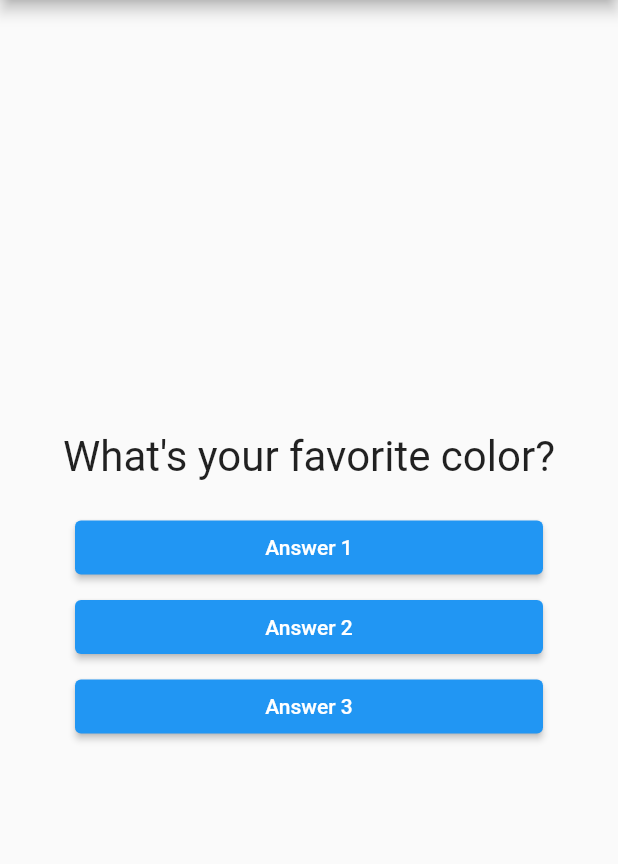
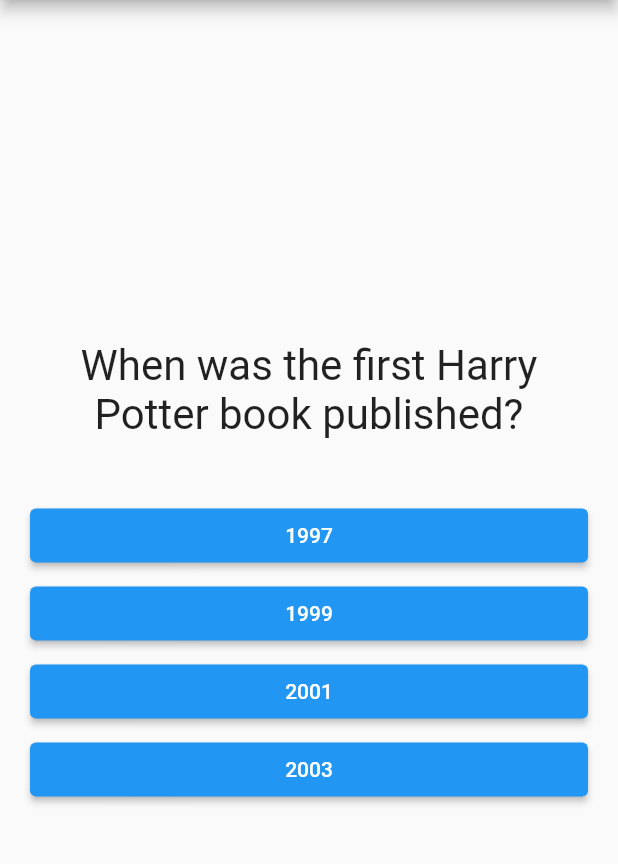
Before and after one commit to FLCampa/flutter-questions, a Flutter app: the screen it shows after launch, on a phone screen of 412 x 824 dp, the part 84-948 px from its top. Run offline on Flutter 3.47's test engine with Material 2 defaults, Android fonts, the phone set to English and light mode, and no system bars.

Commit message:
implements quiz and result components

```diff
--- a/lib/answer.dart
+++ b/lib/components/answer.dart
@@ -10,7 +10,7 @@
   Widget build(BuildContext context) {
     return Container(
       width: double.infinity,
-      padding: const EdgeInsets.fromLTRB(50, 0, 50, 5),
+      padding: const EdgeInsets.fromLTRB(20, 0, 20, 4),
       child: ElevatedButton(
         onPressed: onSelected,
         child: Text(text),
--- a/lib/question.dart
+++ b/lib/components/question.dart
@@ -9,10 +9,10 @@
   Widget build(BuildContext context) {
     return Container(
       width: double.infinity,
-      margin: EdgeInsets.all(20),
+      margin: const EdgeInsets.fromLTRB(20, 0, 20, 40),
       child: Text(
         text,
-        style: TextStyle(fontSize: 28),
+        style: const TextStyle(fontSize: 28),
         textAlign: TextAlign.center,
       ),
     );
--- /dev/null
+++ b/lib/components/quiz.dart
@@ -0,0 +1,41 @@
+import 'package:flutter/material.dart';
+import 'question.dart';
+import 'answer.dart';
+
+class Quiz extends StatelessWidget {
+  final List<Map<String, Object>> questions;
+  final int selectedQuestionIndex;
+  final void Function(int) onAnswer;
+
+  const Quiz({
+    required this.questions,
+    required this.selectedQuestionIndex,
+    required this.onAnswer,
+    super.key,
+  });
+
+  bool get isValidIndex {
+    return selectedQuestionIndex < questions.length;
+  }
+
+  @override
+  Widget build(BuildContext context) {
+    List<Map<String, Object>> answers =
+        isValidIndex ? questions[selectedQuestionIndex].cast()['answers'] : [];
+
+    return Column(
+      mainAxisAlignment: MainAxisAlignment.center,
+      children: [
+        Question(
+          questions[selectedQuestionIndex]["text"].toString(),
+        ),
+        ...answers.map((resp) {
+          return Answer(
+            resp['text'].toString(),
+            () => onAnswer(int.parse(resp['score'].toString())),
+          );
+        }).toList(),
+      ],
+    );
+  }
+}
--- a/lib/main.dart
+++ b/lib/main.dart
@@ -1,53 +1,56 @@
 import 'package:flutter/material.dart';
-import './question.dart';
-import 'answer.dart';
+import 'components/quiz.dart';
+import 'components/result.dart';
+import '../utils/questions.dart';
 
-void main() => runApp(QuestionApp());
+void main() => runApp(const QuestionApp());
 
-class _QuestionAppState extends State<QuestionApp> {
+class QuestionApp extends StatefulWidget {
+  const QuestionApp({super.key});
+
+  @override
+  QuestionAppState createState() => QuestionAppState();
+}
+
+class QuestionAppState extends State<QuestionApp> {
   var _selectedQuestionIndex = 0;
+  var _totalScore = 0;
 
-  void _answer() {
-    setState(() {
-      _selectedQuestionIndex++;
-    });
-
-    // ignore: avoid_print
-    print(_selectedQuestionIndex);
+  void _answer(int score) {
+    if (isValidIndex) {
+      setState(() {
+        _selectedQuestionIndex++;
+        _totalScore += score;
+      });
+    }
   }
 
-  //metodo build depende do estado
+  void _restartQuiz() {
+    setState(() {
+      _selectedQuestionIndex = 0;
+      _totalScore = 0;
+    });
+  }
+
+  bool get isValidIndex {
+    return _selectedQuestionIndex < questions.length;
+  }
+
   @override
   Widget build(BuildContext context) {
-    final List<String> questions = [
-      "What's your favorite color?",
-      "What's your favorite animal?",
-    ];
-
     return MaterialApp(
       home: Scaffold(
         appBar: AppBar(
           title: const Text('Flutter Questions'),
         ),
-        body: Column(
-          mainAxisAlignment: MainAxisAlignment.center,
-          children: [
-            Question(questions[_selectedQuestionIndex]),
-            Answer('Answer 1', _answer),
-            Answer('Answer 2', _answer),
-            Answer('Answer 3', _answer),
-          ],
-        ),
+        body: isValidIndex
+            ? Quiz(
+                questions: questions,
+                selectedQuestionIndex: _selectedQuestionIndex,
+                onAnswer: _answer,
+              )
+            : Result(_totalScore, _restartQuiz),
       ),
     );
   }
 }
-
-class QuestionApp extends StatefulWidget {
-  QuestionApp({super.key});
-
-  @override
-  _QuestionAppState createState() {
-    return _QuestionAppState();
-  }
-}
--- /dev/null
+++ b/lib/utils/questions.dart
@@ -0,0 +1,38 @@
+const questions = [
+  {
+    'text': "When was the first Harry Potter book published?",
+    'answers': [
+      {'text': 1997, 'score': 10},
+      {'text': 1999, 'score': 5},
+      {'text': 2001, 'score': 3},
+      {'text': 2003, 'score': 1},
+    ],
+  },
+  {
+    'text': 'Which country won the first Football World Cup in 1930?',
+    'answers': [
+      {'text': 'Brazil', 'score': 3},
+      {'text': 'Portugal', 'score': 1},
+      {'text': 'Italy', 'score': 5},
+      {'text': 'Uruguay', 'score': 10},
+    ],
+  },
+  {
+    'text': "How many Champions are there in League of Legends?",
+    'answers': [
+      {'text': 152, 'score': 1},
+      {'text': 160, 'score': 5},
+      {'text': 164, 'score': 10},
+      {'text': 169, 'score': 3},
+    ],
+  },
+  {
+    'text': 'What does NASA stand for?',
+    'answers': [
+      {'text': 'National Aeronautics and Space Administration', 'score': 10},
+      {'text': 'Nautical And Space Association', 'score': 1},
+      {'text': 'National Aeronautics and Space Association', 'score': 5},
+      {'text': 'New Aeronautics and Spacial Administration', 'score': 3},
+    ],
+  }
+];
```
Also changed, not shown: lib/components/result.dart (added, +42 -0 lines).
